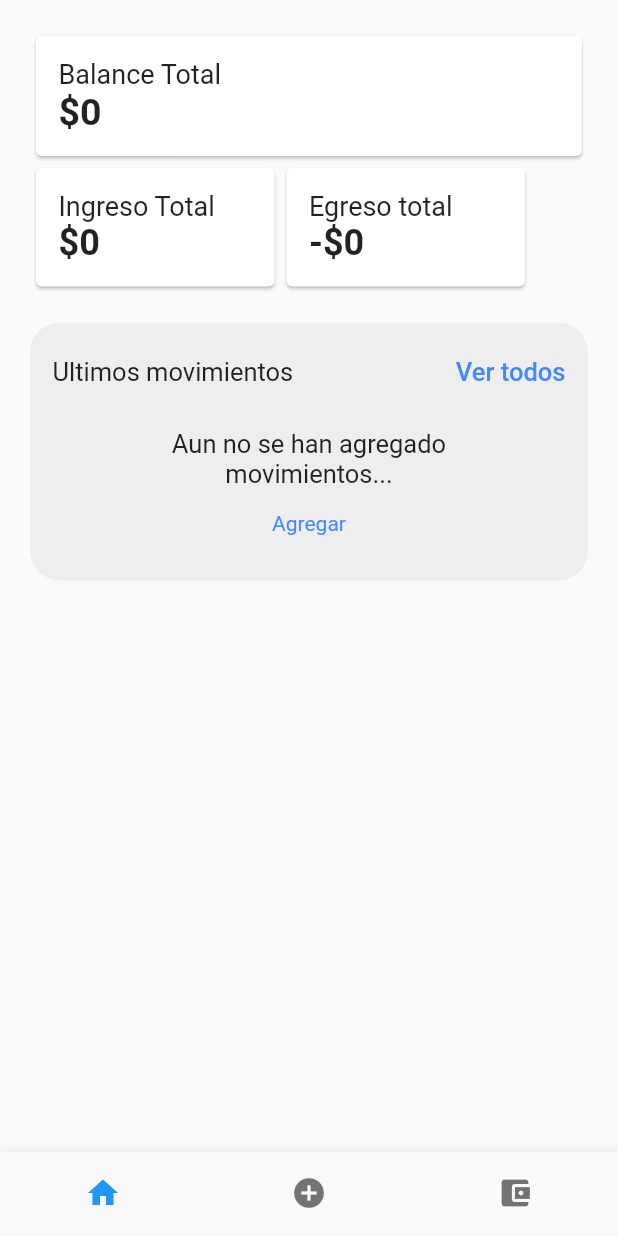
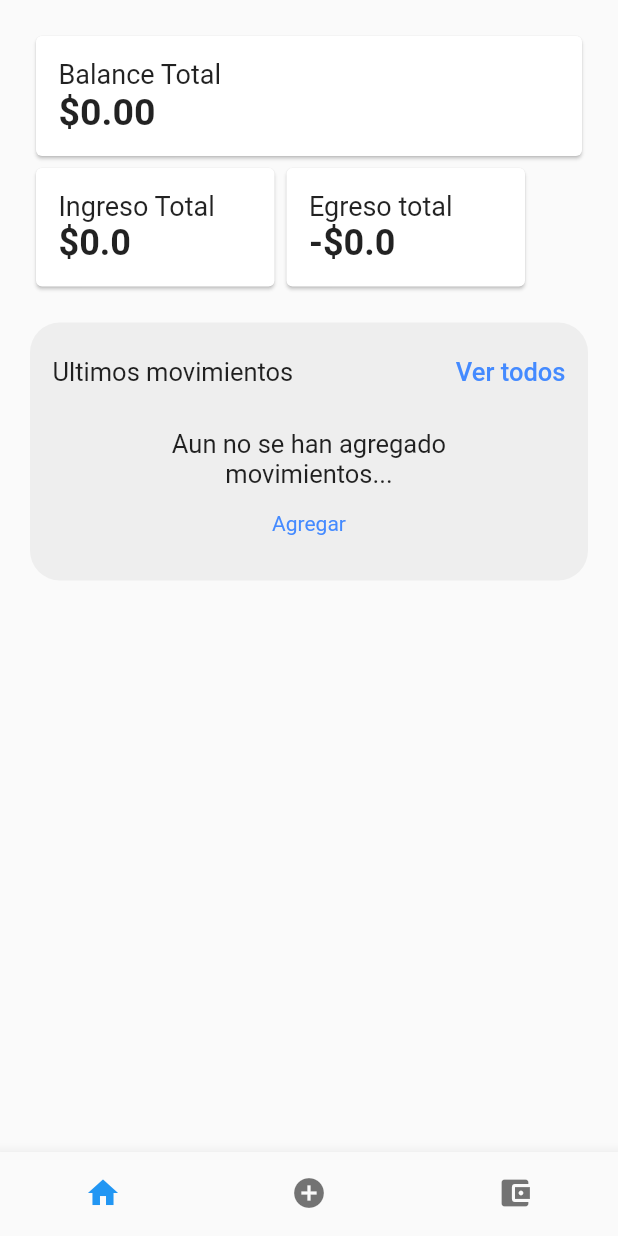
Before and after one commit to Juandurdaneta/Budget-app-flutter, a Flutter app: the screen it shows after launch, on a phone screen of 412 x 824 dp. Run offline on Flutter 3.47's test engine with Material 2 defaults, Android fonts, the phone set to English and light mode, and no system bars; our stand-ins replace flutter_secure_storage; missing offline and left inert: dart:ffi.

Commit message:
Added calculations

```diff
--- a/lib/home.dart
+++ b/lib/home.dart
@@ -1,25 +1,82 @@
 import 'dart:ffi';
+import 'package:flutter_secure_storage/flutter_secure_storage.dart';
 
 import 'package:budget_app_flutter/widgets/amount_card.dart';
 import 'package:budget_app_flutter/widgets/display_latest.dart';
 import 'package:budget_app_flutter/widgets/header_amount_card.dart';
 import 'package:flutter/material.dart';
+import 'dart:convert';
 
-class Home extends StatelessWidget {
+class Home extends StatefulWidget {
   const Home({super.key});
+
+  @override
+  State<Home> createState() => _HomeState();
+}
+
+class _HomeState extends State<Home> {
+  List transactions = [];
+
+  @override
+  void initState() {
+    super.initState();
+    fetchTransactions();
+  }
+
+  void fetchTransactions() async {
+    const storage = FlutterSecureStorage();
+    String? previouslyStoredTXEncoded = await storage.read(key: 'MOVEMENTS');
+    List previouslyStoredTxDecoded = jsonDecode(previouslyStoredTXEncoded!);
+
+    setState(() {
+      transactions = previouslyStoredTxDecoded;
+    });
+  }
+
+  double get totalAmount {
+    return transactions.fold(0, (previousValue, element) {
+      if (!element['isExpense']) {
+        return previousValue + element['amount'];
+      } else {
+        return previousValue - element['amount'];
+      }
+    });
+  }
+
+  double get totalIncome {
+    return transactions.fold(0, (previousValue, element) {
+      if (!element['isExpense']) {
+        return previousValue + element['amount'];
+      } else {
+        return previousValue;
+      }
+    });
+  }
+
+  double get totalExpense {
+    return transactions.fold(0, (previousValue, element) {
+      if (element['isExpense']) {
+        return previousValue + element['amount'];
+      } else {
+        return previousValue;
+      }
+    });
+  }
 
   @override
   Widget build(BuildContext context) {
     return Column(
       children: [
-        HeaderAmountCard(0),
+        HeaderAmountCard(totalAmount),
         Row(
           children: [
-            AmountCard(false, 0),
-            AmountCard(true, 0),
+            AmountCard(false, totalIncome),
+            AmountCard(true, totalExpense),
           ],
         ),
-        const DisplayLatestMovements()
+        DisplayLatestMovements(
+          transactions: transactions,
+        )
       ],
     );
   }
--- a/lib/widgets/amount_card.dart
+++ b/lib/widgets/amount_card.dart
@@ -2,7 +2,7 @@ import 'package:flutter/material.dart';
 
 class AmountCard extends StatelessWidget {
   final bool isExpense;
-  final int amount;
+  final double amount;
 
   AmountCard(this.isExpense, this.amount);
 
--- a/lib/widgets/display_latest.dart
+++ b/lib/widgets/display_latest.dart
@@ -1,34 +1,15 @@
 import 'package:budget_app_flutter/widgets/transaction_cards.dart';
 import 'package:flutter/material.dart';
-import 'dart:convert';
-import 'package:flutter_secure_storage/flutter_secure_storage.dart';
 
 class DisplayLatestMovements extends StatefulWidget {
-  const DisplayLatestMovements({super.key});
+  final List transactions;
+  const DisplayLatestMovements({super.key, required this.transactions});
 
   @override
   State<DisplayLatestMovements> createState() => _DisplayLatestMovementsState();
 }
 
 class _DisplayLatestMovementsState extends State<DisplayLatestMovements> {
-  List transactions = [];
-
-  @override
-  void initState() {
-    super.initState();
-    fetchTransactions();
-  }
-
-  void fetchTransactions() async {
-    const storage = FlutterSecureStorage();
-    String? previouslyStoredTXEncoded = await storage.read(key: 'MOVEMENTS');
-    List previouslyStoredTxDecoded = jsonDecode(previouslyStoredTXEncoded!);
-
-    setState(() {
-      transactions = previouslyStoredTxDecoded;
-    });
-  }
-
   @override
   Widget build(BuildContext context) {
     return Container(
@@ -61,8 +42,8 @@ class _DisplayLatestMovementsState extends State<DisplayLatestMovements> {
                 ),
               ],
             ),
-            transactions.isNotEmpty
-                ? TransactionCards(transactions)
+            widget.transactions.isNotEmpty
+                ? TransactionCards(widget.transactions)
                 : Container(
                     margin: const EdgeInsets.only(top: 20.0),
                     child: Center(
--- a/lib/widgets/header_amount_card.dart
+++ b/lib/widgets/header_amount_card.dart
@@ -21,7 +21,7 @@ class HeaderAmountCard extends StatelessWidget {
                   style: TextStyle(fontSize: 18),
                 ),
                 Text(
-                  '\$${amount.floor()}',
+                  '\$${amount.toStringAsFixed(2)}',
                   style: const TextStyle(
                       fontSize: 25, fontWeight: FontWeight.bold),
                 )
```
